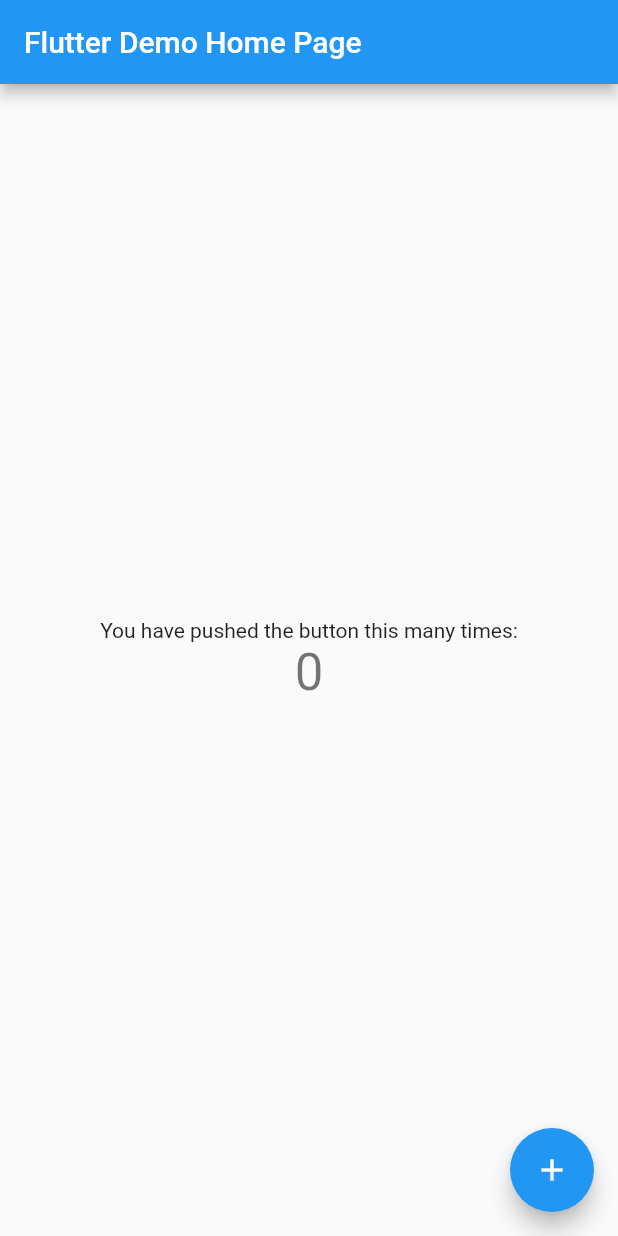
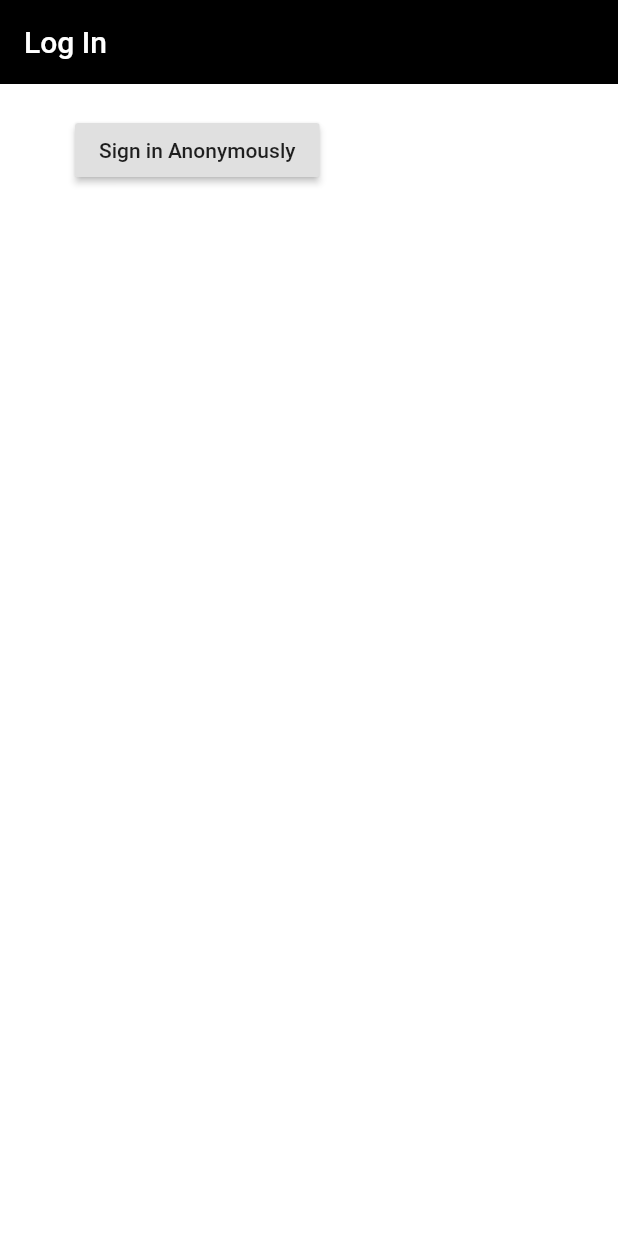
Before and after one commit to salimelewa/firecode_violation_detection, a Flutter app: the screen it shows after launch, on a phone screen of 412 x 824 dp. Run offline on Flutter 3.47's test engine with Material 2 defaults, Android fonts, the phone set to English and light mode, and no system bars; our stand-ins replace firebase_auth; accounts and stored records are empty.

Commit message:
Ability to sign Annonymously

```diff
--- a/lib/main.dart
+++ b/lib/main.dart
@@ -1,3 +1,4 @@
+import 'package:firecode_violation_detection/screens/wrapper.dart';
 import 'package:flutter/material.dart';
 
 void main() {
@@ -9,109 +10,7 @@
   @override
   Widget build(BuildContext context) {
     return MaterialApp(
-      title: 'Flutter Demo',
-      theme: ThemeData(
-        // This is the theme of your application.
-        //
-        // Try running your application with "flutter run". You'll see the
-        // application has a blue toolbar. Then, without quitting the app, try
-        // changing the primarySwatch below to Colors.green and then invoke
-        // "hot reload" (press "r" in the console where you ran "flutter run",
-        // or simply save your changes to "hot reload" in a Flutter IDE).
-        // Notice that the counter didn't reset back to zero; the application
-        // is not restarted.
-        primarySwatch: Colors.blue,
-        // This makes the visual density adapt to the platform that you run
-        // the app on. For desktop platforms, the controls will be smaller and
-        // closer together (more dense) than on mobile platforms.
-        visualDensity: VisualDensity.adaptivePlatformDensity,
-      ),
-      home: MyHomePage(title: 'Flutter Demo Home Page'),
+      home: Wrapper(),
     );
   }
 }
-
-class MyHomePage extends StatefulWidget {
-  MyHomePage({Key key, this.title}) : super(key: key);
-
-  // This widget is the home page of your application. It is stateful, meaning
-  // that it has a State object (defined below) that contains fields that affect
-  // how it looks.
-
-  // This class is the configuration for the state. It holds the values (in this
-  // case the title) provided by the parent (in this case the App widget) and
-  // used by the build method of the State. Fields in a Widget subclass are
-  // always marked "final".
-
-  final String title;
-
-  @override
-  _MyHomePageState createState() => _MyHomePageState();
-}
-
-class _MyHomePageState extends State<MyHomePage> {
-  int _counter = 0;
-
-  void _incrementCounter() {
-    setState(() {
-      // This call to setState tells the Flutter framework that something has
-      // changed in this State, which causes it to rerun the build method below
-      // so that the display can reflect the updated values. If we changed
-      // _counter without calling setState(), then the build method would not be
-      // called again, and so nothing would appear to happen.
-      _counter++;
-    });
-  }
-
-  @override
-  Widget build(BuildContext context) {
-    // This method is rerun every time setState is called, for instance as done
-    // by the _incrementCounter method above.
-    //
-    // The Flutter framework has been optimized to make rerunning build methods
-    // fast, so that you can just rebuild anything that needs updating rather
-    // than having to individually change instances of widgets.
-    return Scaffold(
-      appBar: AppBar(
-        // Here we take the value from the MyHomePage object that was created by
-        // the App.build method, and use it to set our appbar title.
-        title: Text(widget.title),
-      ),
-      body: Center(
-        // Center is a layout widget. It takes a single child and positions it
-        // in the middle of the parent.
-        child: Column(
-          // Column is also a layout widget. It takes a list of children and
-          // arranges them vertically. By default, it sizes itself to fit its
-          // children horizontally, and tries to be as tall as its parent.
-          //
-          // Invoke "debug painting" (press "p" in the console, choose the
-          // "Toggle Debug Paint" action from the Flutter Inspector in Android
-          // Studio, or the "Toggle Debug Paint" command in Visual Studio Code)
-          // to see the wireframe for each widget.
-          //
-          // Column has various properties to control how it sizes itself and
-          // how it positions its children. Here we use mainAxisAlignment to
-          // center the children vertically; the main axis here is the vertical
-          // axis because Columns are vertical (the cross axis would be
-          // horizontal).
-          mainAxisAlignment: MainAxisAlignment.center,
-          children: <Widget>[
-            Text(
-              'You have pushed the button this many times:',
-            ),
-            Text(
-              '$_counter',
-              style: Theme.of(context).textTheme.headline4,
-            ),
-          ],
-        ),
-      ),
-      floatingActionButton: FloatingActionButton(
-        onPressed: _incrementCounter,
-        tooltip: 'Increment',
-        child: Icon(Icons.add),
-      ), // This trailing comma makes auto-formatting nicer for build methods.
-    );
-  }
-}
--- /dev/null
+++ b/lib/models/user.dart
@@ -0,0 +1,5 @@
+class User {
+  final String uid;
+
+  User({this.uid});
+}
--- /dev/null
+++ b/lib/screens/authenticate/authenticate.dart
@@ -0,0 +1,16 @@
+import 'package:firecode_violation_detection/screens/authenticate/sign_in.dart';
+import 'package:flutter/material.dart';
+
+class Authenticate extends StatefulWidget {
+  @override
+  _AuthenticateState createState() => _AuthenticateState();
+}
+
+class _AuthenticateState extends State<Authenticate> {
+  @override
+  Widget build(BuildContext context) {
+    return Container(
+      child: SignIn(),
+    );
+  }
+}
--- /dev/null
+++ b/lib/screens/authenticate/sign_in.dart
@@ -0,0 +1,36 @@
+import 'package:firecode_violation_detection/services/auth.dart';
+import 'package:flutter/material.dart';
+
+class SignIn extends StatefulWidget {
+  @override
+  _SignInState createState() => _SignInState();
+}
+
+class _SignInState extends State<SignIn> {
+  final AuthService _auth = AuthService();
+
+  @override
+  Widget build(BuildContext context) {
+    return Scaffold(
+        backgroundColor: Colors.white,
+        appBar: AppBar(
+          backgroundColor: Colors.black,
+          elevation: 0.0,
+          title: Text('Log In'),
+        ),
+        body: Container(
+            padding: EdgeInsets.symmetric(vertical: 20.0, horizontal: 50.0),
+            child: RaisedButton(
+              child: Text('Sign in Anonymously'),
+              onPressed: () async {
+                dynamic result = await _auth.signAnonymous();
+                if (result == null) {
+                  print('error in signing');
+                } else {
+                  print('sign in');
+                  print(result.uid);
+                }
+              },
+            )));
+  }
+}
--- /dev/null
+++ b/lib/screens/wrapper.dart
@@ -0,0 +1,10 @@
+import 'package:firecode_violation_detection/screens/authenticate/authenticate.dart';
+import 'package:flutter/material.dart';
+
+class Wrapper extends StatelessWidget {
+  @override
+  Widget build(BuildContext context) {
+    // return either the Home or Authenticate widget
+    return Authenticate();
+  }
+}
--- a/pubspec.yaml
+++ b/pubspec.yaml
@@ -1,7 +1,5 @@
 name: firecode_violation_detection
 description: A new Flutter project.
-firebase_auth: ^0.14.0+5
-firebase_dynamic_links: ^0.5.1
 
 # The following line prevents the package from being accidentally published to
 # pub.dev using `pub publish`. This is preferred for private packages.
```
Also changed, not shown: lib/screens/home/home.dart (added, +10 -0 lines), lib/services/auth.dart (added, +29 -0 lines), 1 other file.
